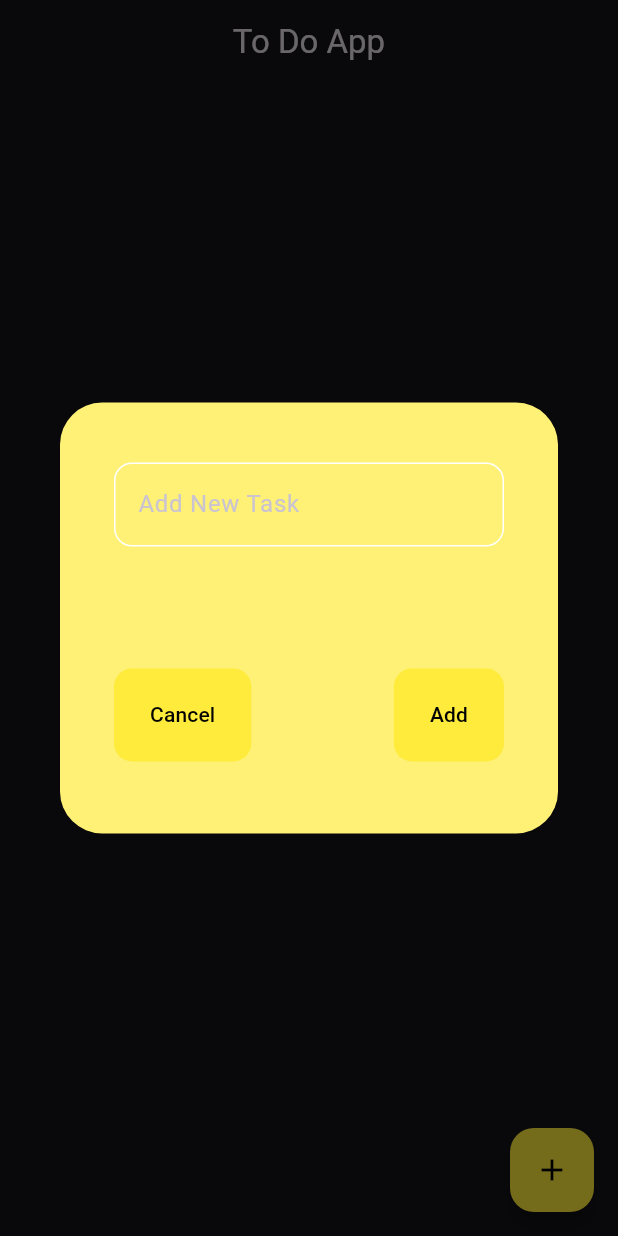
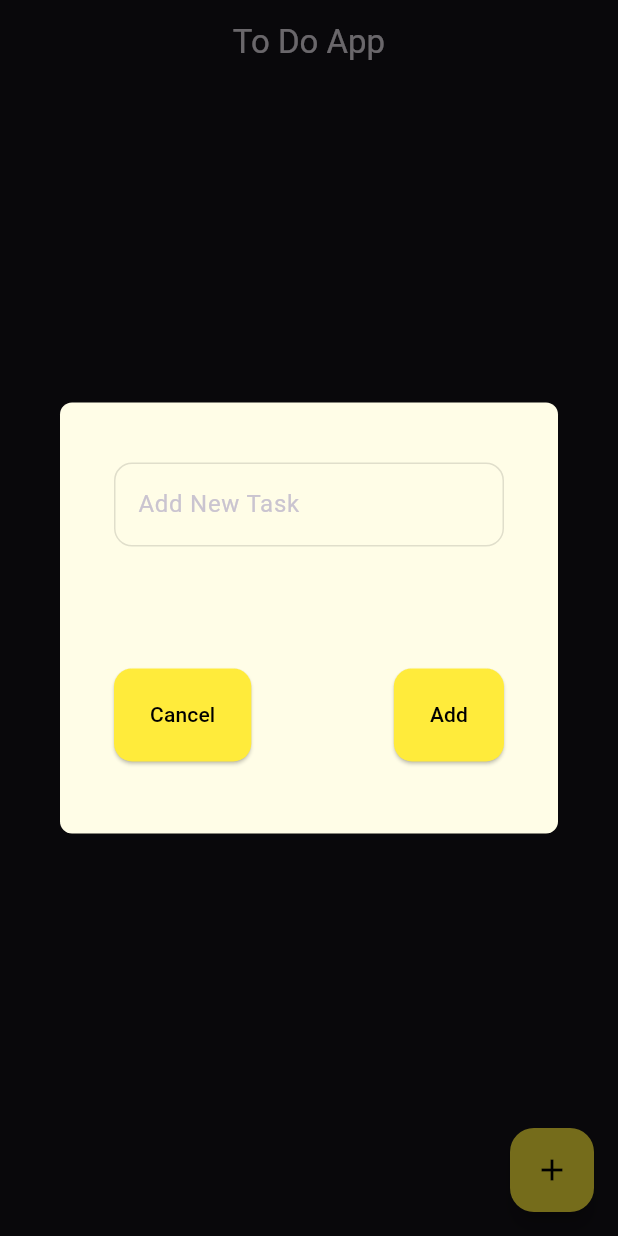
Before and after one commit to Mohamed-Husien/Brainwave_Matrix_Intern, a Flutter app: the screen it shows after launch, after a tap on the "add" icon, on a phone screen of 412 x 824 dp. Run offline on Flutter 3.47's test engine with Material 3 defaults, Android fonts, the phone set to English and light mode, and no system bars; our stand-ins replace bloc, flutter_bloc, hive, hive_flutter; accounts and stored records are empty.

Commit message:
some refactor

```diff
--- a/lib/widgets/add_to_do_form.dart
+++ b/lib/widgets/add_to_do_form.dart
@@ -23,10 +23,11 @@ class _AddToDoFormWidgetState extends State<AddToDoFormWidget> {
   @override
   Widget build(BuildContext context) {
     return Padding(
-      padding: const EdgeInsets.symmetric(horizontal: 12, vertical: 24),
+      padding: const EdgeInsets.symmetric(vertical: 24),
       child: Form(
         key: formKey,
         autovalidateMode: autovalidateMode,
+        child: Expanded(
           child: Column(
             mainAxisAlignment: MainAxisAlignment.spaceBetween,
             children: [
@@ -81,6 +82,7 @@ class _AddToDoFormWidgetState extends State<AddToDoFormWidget> {
             ],
           ),
         ),
+      ),
     );
   }
 }
--- a/lib/widgets/custom_button.dart
+++ b/lib/widgets/custom_button.dart
@@ -20,7 +20,7 @@ class CustomButton extends StatelessWidget {
           shape: RoundedRectangleBorder(
             borderRadius: BorderRadius.circular(12),
           ),
-          elevation: 0,
+          elevation: 1,
           backgroundColor: Colors.yellow,
         ),
         child: Text(
--- a/lib/widgets/custom_dialog_widget.dart
+++ b/lib/widgets/custom_dialog_widget.dart
@@ -10,13 +10,16 @@ class CustomDialogWidget extends StatelessWidget {
     final screenWidth = MediaQuery.of(context).size.width;
     final screenHeight = MediaQuery.of(context).size.height;
     return AlertDialog(
-      backgroundColor: Colors.yellow[300],
+      shape: RoundedRectangleBorder(
+        borderRadius: BorderRadius.circular(8),
+      ),
+      backgroundColor: Colors.yellow[50],
       content: Container(
+        padding: const EdgeInsets.symmetric(horizontal: 12),
         height: screenHeight * 0.3,
         width: screenWidth * 0.8,
         decoration: BoxDecoration(
-          color: Colors.yellow[300],
-          borderRadius: BorderRadius.circular(12),
+          borderRadius: BorderRadius.circular(8),
         ),
         child: const AddToDoFormWidget(),
       ),
--- a/lib/widgets/custom_text_field.dart
+++ b/lib/widgets/custom_text_field.dart
@@ -14,6 +14,9 @@ class CustomTextFormField extends StatelessWidget {
   @override
   Widget build(BuildContext context) {
     return TextFormField(
+      style: const TextStyle(
+        color: Colors.black,
+      ),
       onChanged: onChanged,
       onSaved: onSaved,
       validator: (value) {
@@ -24,20 +27,21 @@ class CustomTextFormField extends StatelessWidget {
         }
       },
       maxLines: maxLines,
+      cursorColor: Colors.black,
       decoration: InputDecoration(
         border: buildBorder(),
         enabledBorder: buildBorder(),
-        focusedBorder: buildBorder(),
+        focusedBorder: buildBorder(Colors.black),
         hintText: hint,
       ),
     );
   }
 
-  OutlineInputBorder buildBorder() {
+  OutlineInputBorder buildBorder([Color]) {
     return OutlineInputBorder(
       borderRadius: BorderRadius.circular(12),
-      borderSide: const BorderSide(
-        color: Colors.white,
+      borderSide: BorderSide(
+        color: Color ?? Colors.black12,
       ),
     );
   }
--- a/lib/widgets/to_do_list_view.dart
+++ b/lib/widgets/to_do_list_view.dart
@@ -30,6 +30,12 @@ class _ToDoListViewState extends State<ToDoListView> {
           itemBuilder: (context, index) {
             return ToDoItem(
               toDoItemModel: items[index],
+              onDoubleTap: () {
+                setState(() {
+                  items[index].delete();
+                });
+                BlocProvider.of<ToDoCubit>(context).fetchAllToDo();
+              },
               onChanged: (value) {
                 setState(
                   () {
```
Also changed, not shown: lib/widgets/to_do_item.dart (+10 -5 lines). Lines whose indentation alone changed are shown as unchanged.
